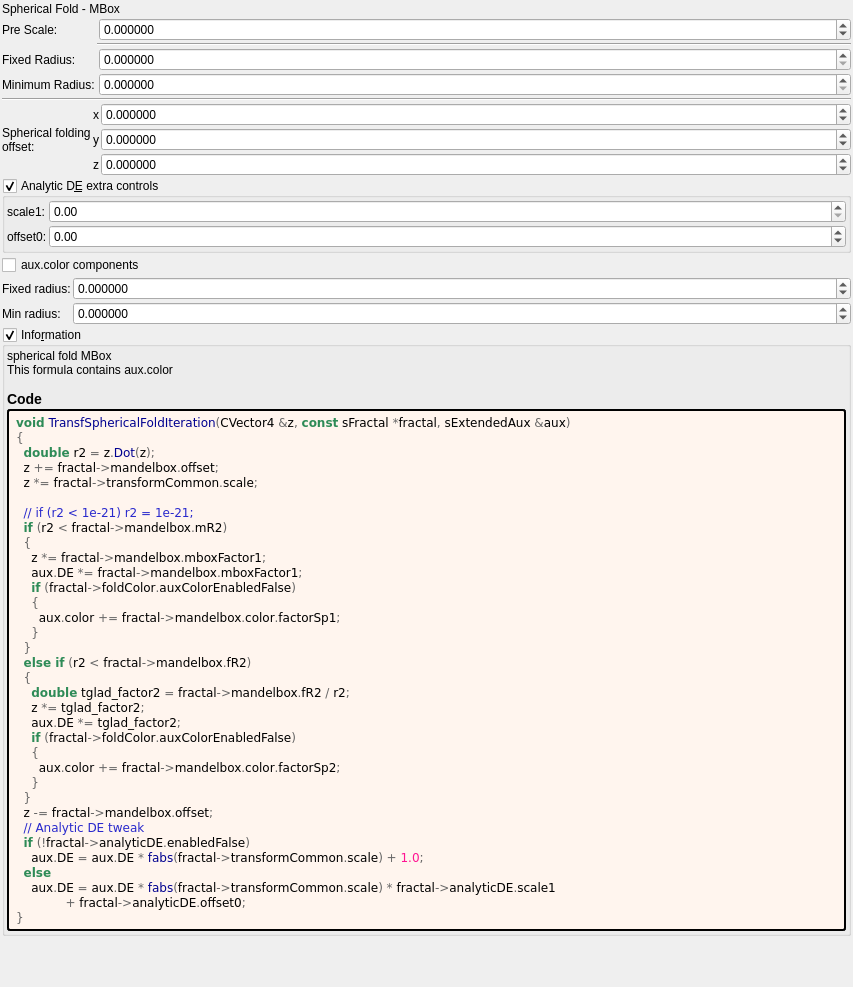
The window that mandelbulber2/formula/ui/transf_spherical_fold.ui (buddhi1980/mandelbulber2) describes before a commit, drawn with Qt 5.
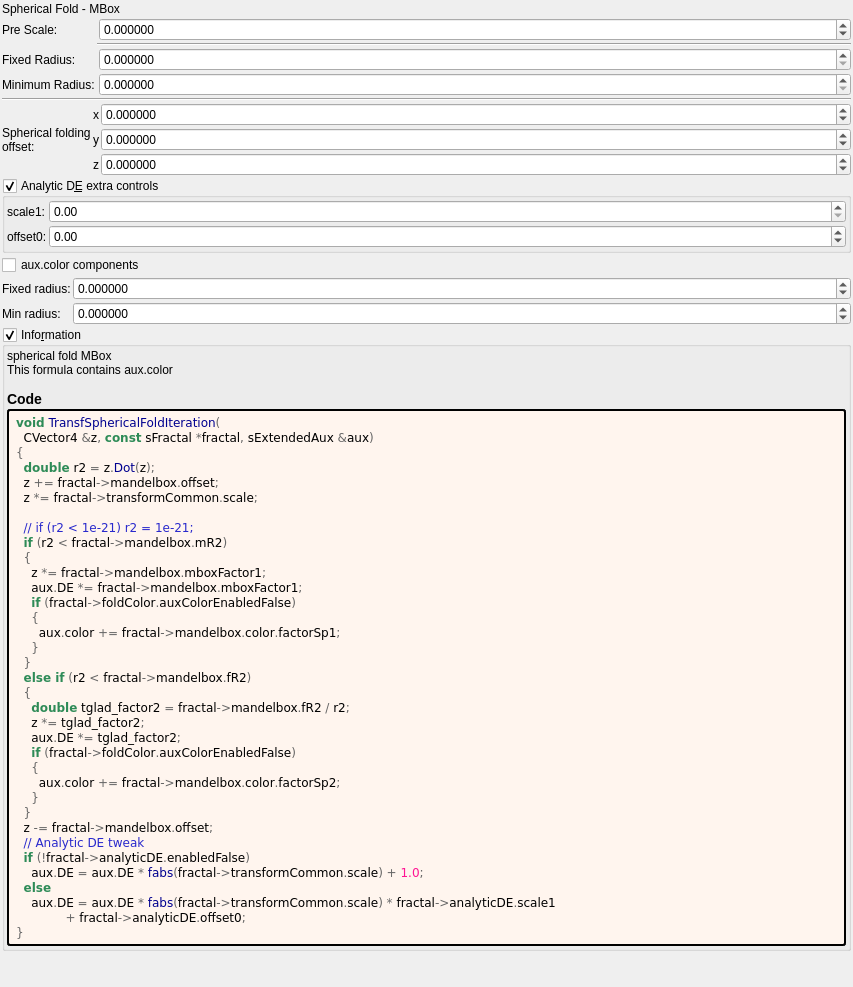
The same window after the commit. Custom widgets are drawn as their Qt base class.

Patch:
```diff
--- a/mandelbulber2/formula/ui/transf_spherical_fold.ui
+++ b/mandelbulber2/formula/ui/transf_spherical_fold.ui
@@ -546,7 +546,8 @@
         </property>
         <property name="text">
          <string notr="true">&lt;body style=&quot;background-color:#fff5ee&quot;&gt;
-&lt;pre style=&quot;color:#000000; background-color:#fff5ee;  font-family:'Courier New',monospace;&quot;&gt;&lt;span style=&quot;color:#2e8b57; font-weight:bold&quot;&gt;void&lt;/span&gt; &lt;span style=&quot;color:#00008f&quot;&gt;TransfSphericalFoldIteration&lt;/span&gt;&lt;span style=&quot;color:#676767&quot;&gt;(&lt;/span&gt;CVector4 &lt;span style=&quot;color:#676767&quot;&gt;&amp;amp;&lt;/span&gt;z&lt;span style=&quot;color:#676767&quot;&gt;,&lt;/span&gt; &lt;span style=&quot;color:#2e8b57; font-weight:bold&quot;&gt;const&lt;/span&gt; sFractal &lt;span style=&quot;color:#676767&quot;&gt;*&lt;/span&gt;fractal&lt;span style=&quot;color:#676767&quot;&gt;,&lt;/span&gt; sExtendedAux &lt;span style=&quot;color:#676767&quot;&gt;&amp;amp;&lt;/span&gt;aux&lt;span style=&quot;color:#676767&quot;&gt;)&lt;/span&gt;
+&lt;pre style=&quot;color:#000000; background-color:#fff5ee;  font-family:'Courier New',monospace;&quot;&gt;&lt;span style=&quot;color:#2e8b57; font-weight:bold&quot;&gt;void&lt;/span&gt; &lt;span style=&quot;color:#00008f&quot;&gt;TransfSphericalFoldIteration&lt;/span&gt;&lt;span style=&quot;color:#676767&quot;&gt;(&lt;/span&gt;
+  CVector4 &lt;span style=&quot;color:#676767&quot;&gt;&amp;amp;&lt;/span&gt;z&lt;span style=&quot;color:#676767&quot;&gt;,&lt;/span&gt; &lt;span style=&quot;color:#2e8b57; font-weight:bold&quot;&gt;const&lt;/span&gt; sFractal &lt;span style=&quot;color:#676767&quot;&gt;*&lt;/span&gt;fractal&lt;span style=&quot;color:#676767&quot;&gt;,&lt;/span&gt; sExtendedAux &lt;span style=&quot;color:#676767&quot;&gt;&amp;amp;&lt;/span&gt;aux&lt;span style=&quot;color:#676767&quot;&gt;)&lt;/span&gt;
 &lt;span style=&quot;color:#676767&quot;&gt;{&lt;/span&gt;
   &lt;span style=&quot;color:#2e8b57; font-weight:bold&quot;&gt;double&lt;/span&gt; r2 &lt;span style=&quot;color:#676767&quot;&gt;=&lt;/span&gt; z&lt;span style=&quot;color:#676767&quot;&gt;.&lt;/span&gt;&lt;span style=&quot;color:#00008f&quot;&gt;Dot&lt;/span&gt;&lt;span style=&quot;color:#676767&quot;&gt;(&lt;/span&gt;z&lt;span style=&quot;color:#676767&quot;&gt;);&lt;/span&gt;
   z &lt;span style=&quot;color:#676767&quot;&gt;+=&lt;/span&gt; fractal&lt;span style=&quot;color:#676767&quot;&gt;-&amp;gt;&lt;/span&gt;mandelbox&lt;span style=&quot;color:#676767&quot;&gt;.&lt;/span&gt;offset&lt;span style=&quot;color:#676767&quot;&gt;;&lt;/span&gt;
```
